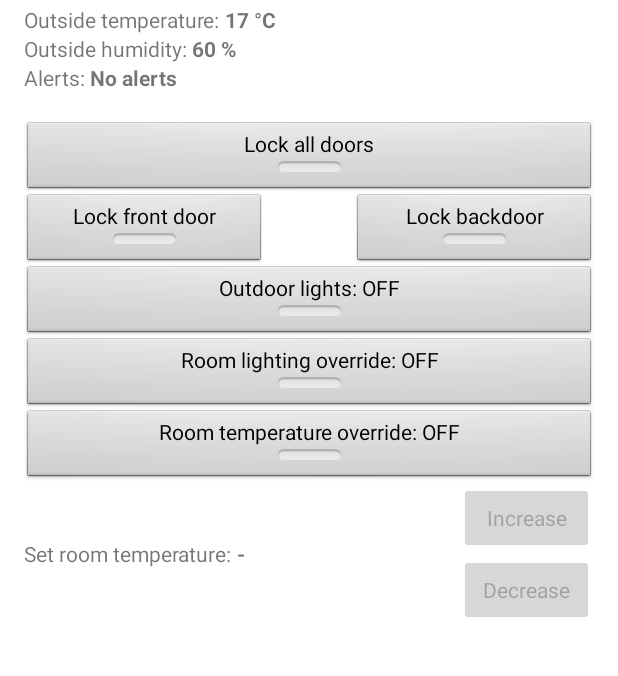
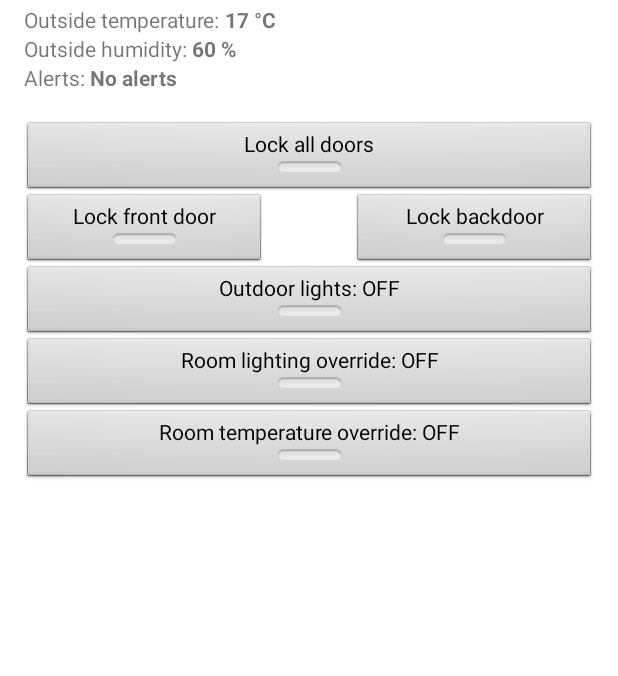
Before and after one commit to Amatson/Smart_House, an Android app: the screen it shows after launch (HomeActivity), on a phone screen of 412 x 824 dp, the part 162-838 px from its top. Run offline under Robolectric (Android 15) with nearby library versions, the phone set to English and light mode, and no system bars.

Commit message:
hide temperature text and buttons depending on override toggle state

```diff
--- a/androidUI/SmartHouse/app/src/main/java/tuomastiira/smarthouse/HomeActivity.java
+++ b/androidUI/SmartHouse/app/src/main/java/tuomastiira/smarthouse/HomeActivity.java
@@ -25,6 +25,7 @@ public class HomeActivity extends AppCompatActivity {
     private Button roomTemperatureUpButton;
     private Button roomTemperatureDownButton;
     private TextView roomTemperatureView;
+    private TextView roomTemperatureTextView;
 
     @Override
     protected void onCreate(Bundle savedInstanceState) {
@@ -108,23 +109,27 @@ public class HomeActivity extends AppCompatActivity {
         });
 
         roomTemperatureView = (TextView) findViewById(R.id.roomTemperatureSet);
-        roomTemperatureView.setText("- ");
+        roomTemperatureView.setText(String.valueOf(roomTemperatureOverrideValue) + "°C ");
+        roomTemperatureView.setVisibility(View.INVISIBLE);
+        roomTemperatureTextView = (TextView) findViewById(R.id.roomTemperatureSetText);
+        roomTemperatureTextView.setVisibility(View.INVISIBLE);
+
         roomTemperatureUpButton = (Button) findViewById(R.id.roomTemperatureUpButton);
-        roomTemperatureUpButton.setEnabled(false);
+        roomTemperatureUpButton.setVisibility(View.INVISIBLE);
         roomTemperatureUpButton.setOnClickListener(new Button.OnClickListener() {
             @Override
             public void onClick(View v) {
                 roomTemperatureOverrideValue += 1;
-                roomTemperatureView.setText(String.valueOf(roomTemperatureOverrideValue) + ' ');
+                roomTemperatureView.setText(String.valueOf(roomTemperatureOverrideValue) + "°C ");
             }
         });
         roomTemperatureDownButton = (Button) findViewById(R.id.roomTemperatureDownButton);
-        roomTemperatureDownButton.setEnabled(false);
+        roomTemperatureDownButton.setVisibility(View.INVISIBLE);
         roomTemperatureDownButton.setOnClickListener(new Button.OnClickListener() {
             @Override
             public void onClick(View v) {
                 roomTemperatureOverrideValue -= 1;
-                roomTemperatureView.setText(String.valueOf(roomTemperatureOverrideValue) + ' ');
+                roomTemperatureView.setText(String.valueOf(roomTemperatureOverrideValue) + "°C ");
             }
         });
     }
@@ -158,11 +163,11 @@ public class HomeActivity extends AppCompatActivity {
     private void toggleRoomTemperatureOverride() {
         roomTemperatureOverrideButton.setChecked(roomTemperatureOverrideButton.isChecked());
         roomTemperatureOverrideEnabled = roomTemperatureOverrideButton.isChecked();
-        roomTemperatureUpButton.setEnabled(roomTemperatureOverrideButton.isChecked());
-        roomTemperatureDownButton.setEnabled(roomTemperatureOverrideButton.isChecked());
-        if (roomTemperatureOverrideEnabled)
-            roomTemperatureView.setText(String.valueOf(roomTemperatureOverrideValue) + ' ');
-        else
-            roomTemperatureView.setText("- ");
+
+        int visibility = roomTemperatureOverrideEnabled ? View.VISIBLE : View.INVISIBLE;
+        roomTemperatureUpButton.setVisibility(visibility);
+        roomTemperatureDownButton.setVisibility(visibility);
+        roomTemperatureView.setVisibility(visibility);
+        roomTemperatureTextView.setVisibility(visibility);
     }
 }
--- a/androidUI/SmartHouse/app/src/main/res/layout/activity_home.xml
+++ b/androidUI/SmartHouse/app/src/main/res/layout/activity_home.xml
@@ -216,15 +216,15 @@
         android:layout_alignParentLeft="true"
         android:layout_alignParentStart="true"
         android:layout_marginTop="38dp"
-        android:id="@+id/textView27" />
+        android:id="@+id/roomTemperatureSetText" />
 
     <TextView
         android:text="TextView"
         android:layout_width="wrap_content"
         android:layout_height="wrap_content"
-        android:layout_alignTop="@+id/textView27"
-        android:layout_toRightOf="@+id/textView27"
-        android:layout_toEndOf="@+id/textView27"
+        android:layout_alignTop="@+id/roomTemperatureSetText"
+        android:layout_toRightOf="@+id/roomTemperatureSetText"
+        android:layout_toEndOf="@+id/roomTemperatureSetText"
         android:id="@+id/roomTemperatureSet"
         android:textStyle="normal|bold" />
 
```
Also changed, not shown: androidUI/SmartHouse/app/src/main/java/tuomastiira/smarthouse/BedRoomActivity.java (+9 -9 lines), androidUI/SmartHouse/app/src/main/java/tuomastiira/smarthouse/LivingRoomActivity.java (+9 -9 lines), androidUI/SmartHouse/app/src/main/java/tuomastiira/smarthouse/MainRoomActivity.java (+9 -9 lines).
